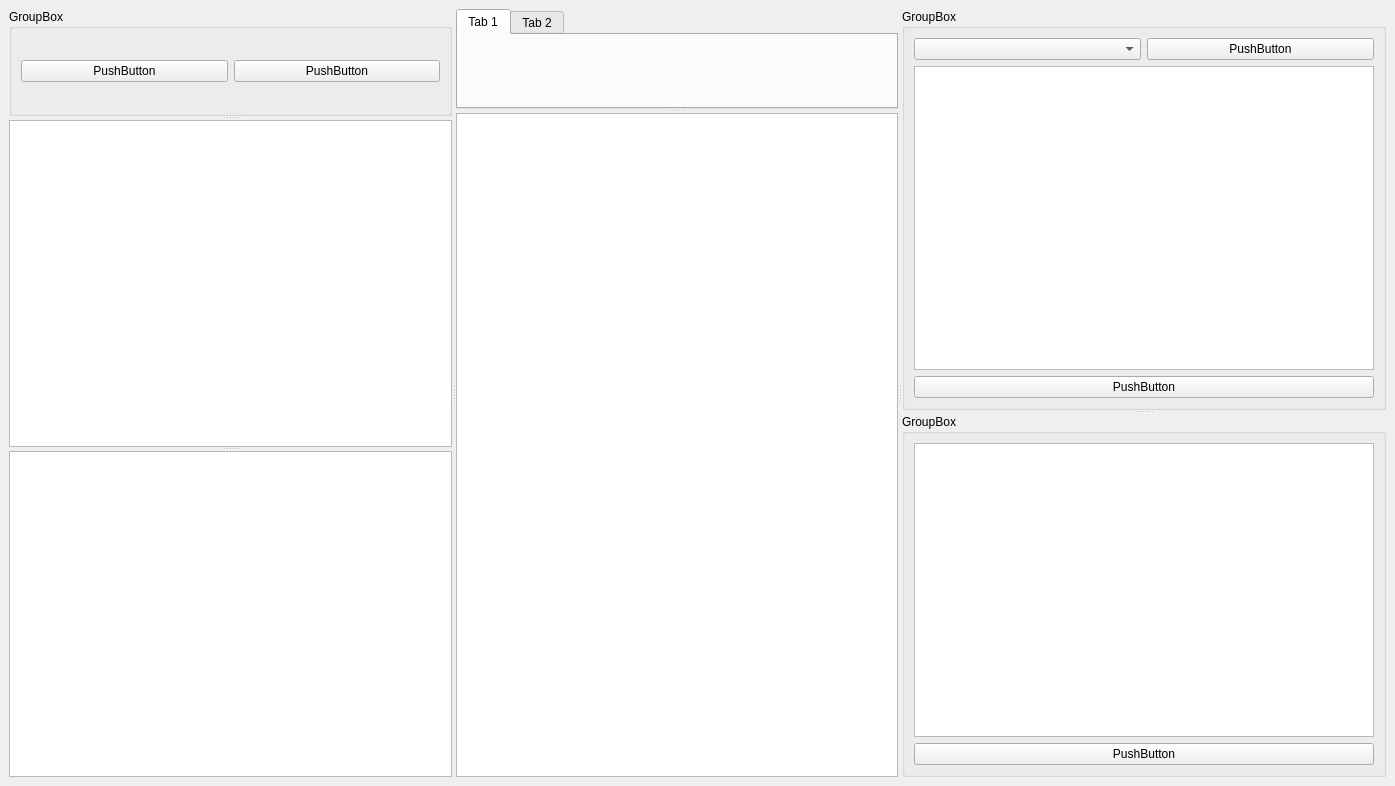
The window that paws/ui/qtui/basic.ui (slaclab/paws) describes before a commit, drawn with Qt 5.
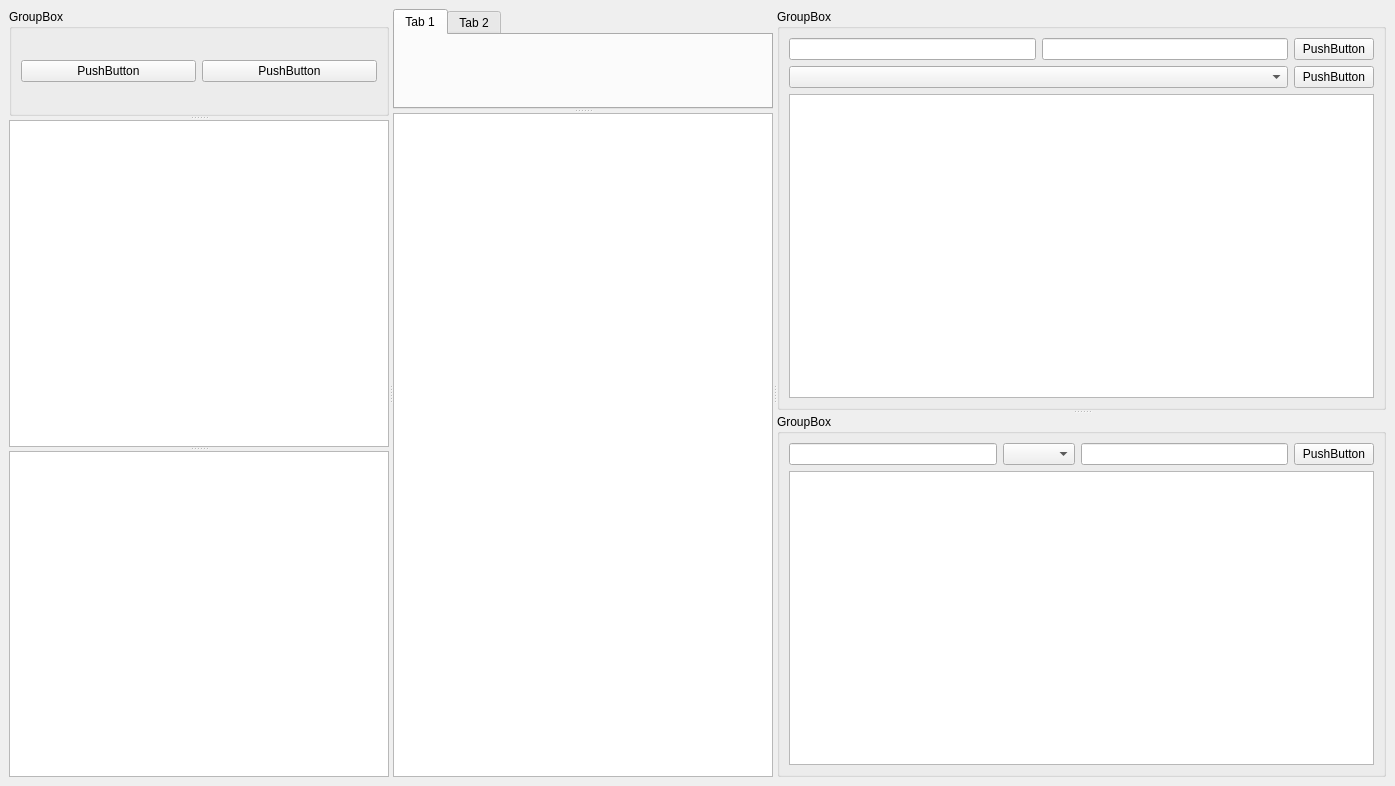
The same window after the commit.

Commit message: main ui refac

Diff of the .ui file:
```diff
--- a/paws/ui/qtui/basic.ui
+++ b/paws/ui/qtui/basic.ui
@@ -85,20 +85,26 @@
          <string>GroupBox</string>
         </property>
         <layout class="QGridLayout" name="gridLayout_4">
-         <item row="1" column="0" colspan="2">
+         <item row="2" column="0" colspan="3">
           <widget class="QTreeView" name="wf_tree"/>
          </item>
-         <item row="0" column="1">
-          <widget class="QPushButton" name="run_wf_button">
-           <property name="text">
-            <string>PushButton</string>
-           </property>
-          </widget>
-         </item>
-         <item row="0" column="0">
+         <item row="1" column="0" colspan="2">
           <widget class="QComboBox" name="wf_selector"/>
          </item>
-         <item row="2" column="0" colspan="2">
+         <item row="1" column="2">
+          <widget class="QPushButton" name="run_wf_button">
+           <property name="text">
+            <string>PushButton</string>
+           </property>
+          </widget>
+         </item>
+         <item row="0" column="0">
+          <widget class="QLineEdit" name="wf_name_header"/>
+         </item>
+         <item row="0" column="1">
+          <widget class="QLineEdit" name="wf_name_entry"/>
+         </item>
+         <item row="0" column="2">
           <widget class="QPushButton" name="add_workflow_button">
            <property name="text">
             <string>PushButton</string>
@@ -116,16 +122,25 @@
          <string>GroupBox</string>
         </property>
         <layout class="QGridLayout" name="gridLayout_5">
-         <item row="0" column="0">
-          <widget class="QTreeView" name="plugin_tree"/>
-         </item>
-         <item row="1" column="0">
+         <item row="0" column="3">
           <widget class="QPushButton" name="add_plugin_button">
            <property name="text">
             <string>PushButton</string>
            </property>
           </widget>
          </item>
+         <item row="0" column="0">
+          <widget class="QLineEdit" name="add_plugin_header"/>
+         </item>
+         <item row="0" column="1">
+          <widget class="QComboBox" name="plugin_selector"/>
+         </item>
+         <item row="1" column="0" colspan="4">
+          <widget class="QTreeView" name="plugin_tree"/>
+         </item>
+         <item row="0" column="2">
+          <widget class="QLineEdit" name="plugin_name_entry"/>
+         </item>
         </layout>
         <zorder>plugin_tree</zorder>
         <zorder>add_plugin_button</zorder>
```
Left out of the diff: 5 changed lines with no effect on the pictures. The commit also changes 7 other files.
